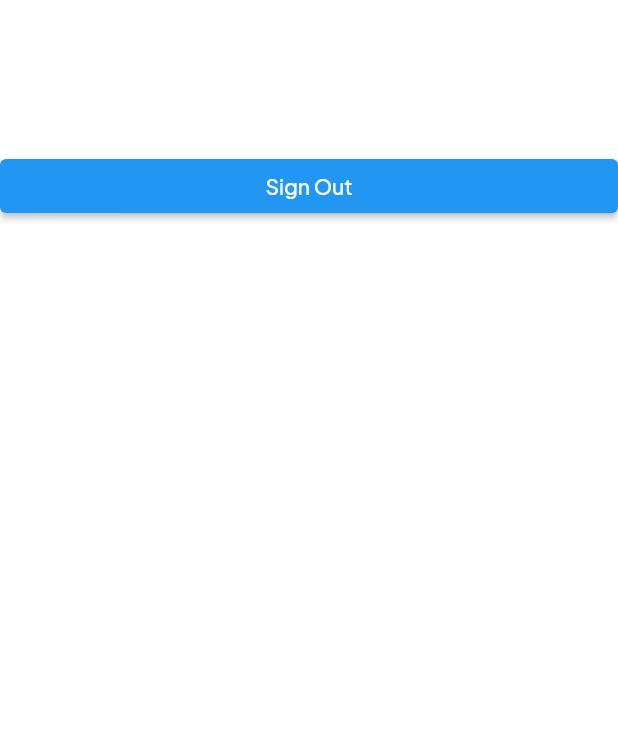
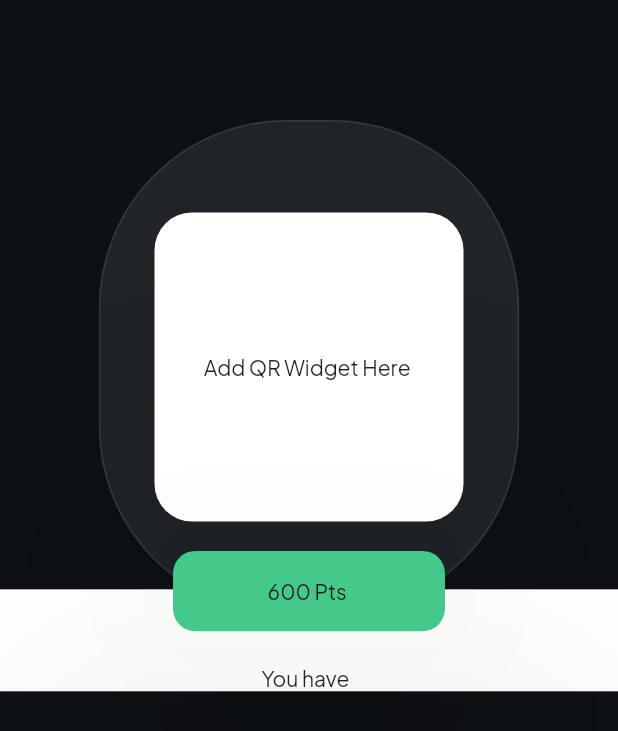
Before and after one commit to JustinChuangGit/bizi, a Flutter app: the screen it shows once a user with an empty profile is signed in, on a phone screen of 412 x 824 dp. Shown: the top 731 px of the screen. Run offline on Flutter 3.47's test engine with Material 2 defaults, Android fonts, the phone set to English and light mode, and no system bars; our stand-ins replace email_validator, firebase_auth, firebase_core, get; accounts and stored records are empty.

Commit message:
Layout of main page created. Must add the functional widgets to make everything work and look nice.

```diff
--- /dev/null
+++ b/lib/screens/customerHomeScreen/components/currentPointsBanner.dart
@@ -0,0 +1,37 @@
+import 'package:bizi/configuration/constants.dart';
+import 'package:bizi/utilities/authentication/authenticationRepository.dart';
+import 'package:flutter/material.dart';
+import 'package:firebase_auth/firebase_auth.dart';
+
+class currentPointsBanner extends StatelessWidget {
+  const currentPointsBanner({
+    super.key,
+  });
+
+  @override
+  Widget build(BuildContext context) {
+    return Positioned.fill(
+      //Green Card
+      top: height * 0.30,
+      child: Align(
+        alignment: Alignment.center,
+        child: Card(
+            color: colorConstants.biziGreen,
+            shape: const RoundedRectangleBorder(
+              borderRadius: BorderRadius.all(Radius.circular(15)),
+            ),
+            elevation: 100,
+            child: SizedBox(
+              height: height * 0.065,
+              width: height * 0.22,
+              child: const Column(
+                mainAxisAlignment: MainAxisAlignment.center,
+                children: [
+                  Text('600 Pts '),
+                ],
+              ),
+            )),
+      ),
+    );
+  }
+}
--- /dev/null
+++ b/lib/screens/customerHomeScreen/components/mainCard.dart
@@ -0,0 +1,27 @@
+import 'package:flutter/material.dart';
+import 'package:bizi/configuration/constants.dart';
+
+class mainCard extends StatelessWidget {
+  const mainCard({
+    super.key,
+  });
+
+  @override
+  Widget build(BuildContext context) {
+    return Positioned.fill(
+      // top: height * 0.35,
+      child: Container(
+        width: double.infinity,
+        decoration: const BoxDecoration(
+          color: Colors.white,
+        ),
+        child: const Column(
+          children: [
+            SizedBox(height: 50),
+            Text('You have  '),
+          ],
+        ),
+      ),
+    );
+  }
+}
--- a/lib/screens/customerHomeScreen/customerHomeScreen.dart
+++ b/lib/screens/customerHomeScreen/customerHomeScreen.dart
@@ -1,4 +1,6 @@
-import 'package:bizi/utilities/authentication/authenticationRepository.dart';
+import 'package:bizi/configuration/constants.dart';
+import 'package:bizi/screens/customerHomeScreen/components/currentPointsBanner.dart';
+import 'package:bizi/screens/customerHomeScreen/components/mainCard.dart';
 import 'package:flutter/material.dart';
 import 'package:firebase_auth/firebase_auth.dart';
 
@@ -18,24 +20,97 @@ class customerHomeScreen extends StatelessWidget {
   }
 
 ////////////////////////////////////////////////////////////////4
+
   @override
   Widget build(BuildContext context) {
-    return Column(
-      children: [
-        const SizedBox(
-          height: 100,
-        ),
-        SizedBox(
-          width: double.infinity,
-          child: ElevatedButton(
-            onPressed: () {
-              authenticationRepository.instance.logout();
-            },
-            child: const Text("Sign Out"),
+    height = MediaQuery.of(context).size.height;
+    width = MediaQuery.of(context).size.width;
+
+    return Scaffold(
+      backgroundColor: colorConstants.biziDark,
+      body: SingleChildScrollView(
+        child: Center(
+          child: Column(
+            crossAxisAlignment: CrossAxisAlignment.center,
+            children: [
+              const SizedBox(
+                height: 80,
+              ),
+              Stack(
+                children: [
+                  Stack(
+                    children: [
+                      Center(
+                        child: Container(
+                          width: width * 0.68,
+                          height: height * 0.4,
+                          decoration: BoxDecoration(
+                            color: Colors.white.withOpacity(0.08),
+                            shape: BoxShape.rectangle,
+                            border: Border.all(
+                              color: Colors.white.withOpacity(0.1),
+                            ),
+                            borderRadius:
+                                const BorderRadius.all(Radius.circular(125)),
+                          ),
+                        ),
+                      ),
+                      Center(
+                        child: Column(
+                          children: [
+                            SizedBox(
+                              height: height * 0.07,
+                            ),
+                            Card(
+                              shape: const RoundedRectangleBorder(
+                                borderRadius:
+                                    BorderRadius.all(Radius.circular(25)),
+                              ),
+                              elevation: 100,
+                              child: SizedBox(
+                                height: height * 0.25,
+                                width: height * 0.25,
+                                child: const Column(
+                                  mainAxisAlignment: MainAxisAlignment.center,
+                                  children: [
+                                    Text('Add QR Widget Here '),
+                                  ],
+                                ),
+                              ),
+                            ),
+                            SizedBox(
+                              height: height * 0.05,
+                            ),
+                            mainCard(),
+                          ],
+                        ),
+                      ),
+                    ],
+                  ),
+                  currentPointsBanner()
+                ],
+              ),
+            ],
           ),
         ),
-        Text(getInfo())
-      ],
+      ),
     );
+    // return Column(
+    //   children: [
+    //     const SizedBox(
+    //       height: 100,
+    //     ),
+    //     SizedBox(
+    //       width: double.infinity,
+    //       child: ElevatedButton(
+    //         onPressed: () {
+    //           authenticationRepository.instance.logout();
+    //         },
+    //         child: const Text("Sign Out"),
+    //       ),
+    //     ),
+    //     Text(getInfo())
+    //   ],
+    // );
   }
 }
```
